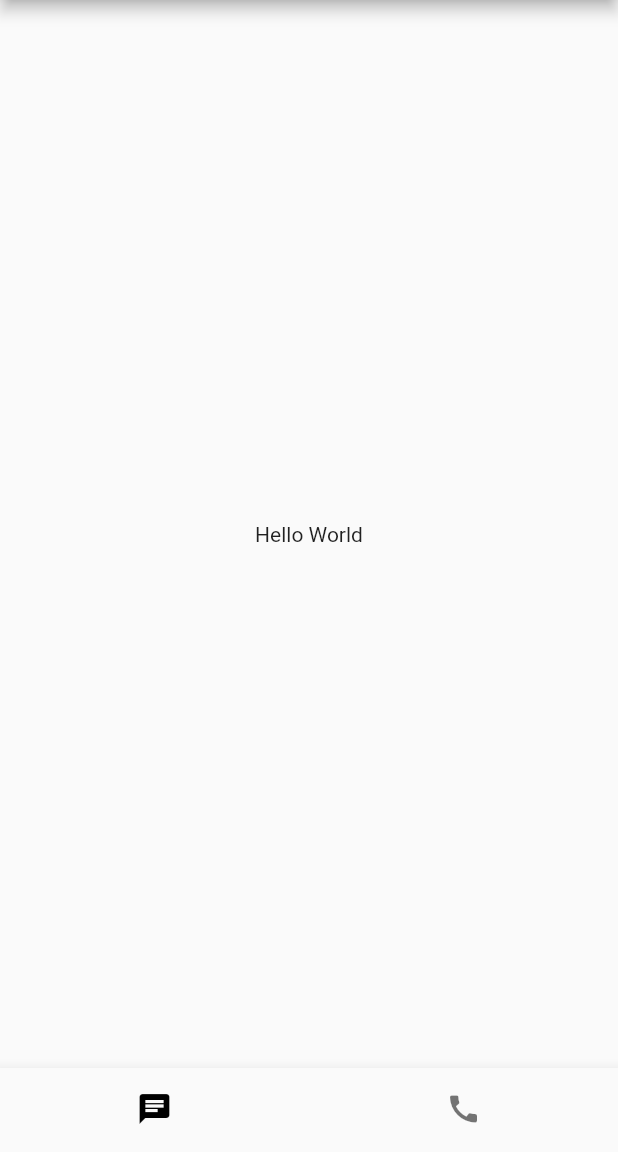
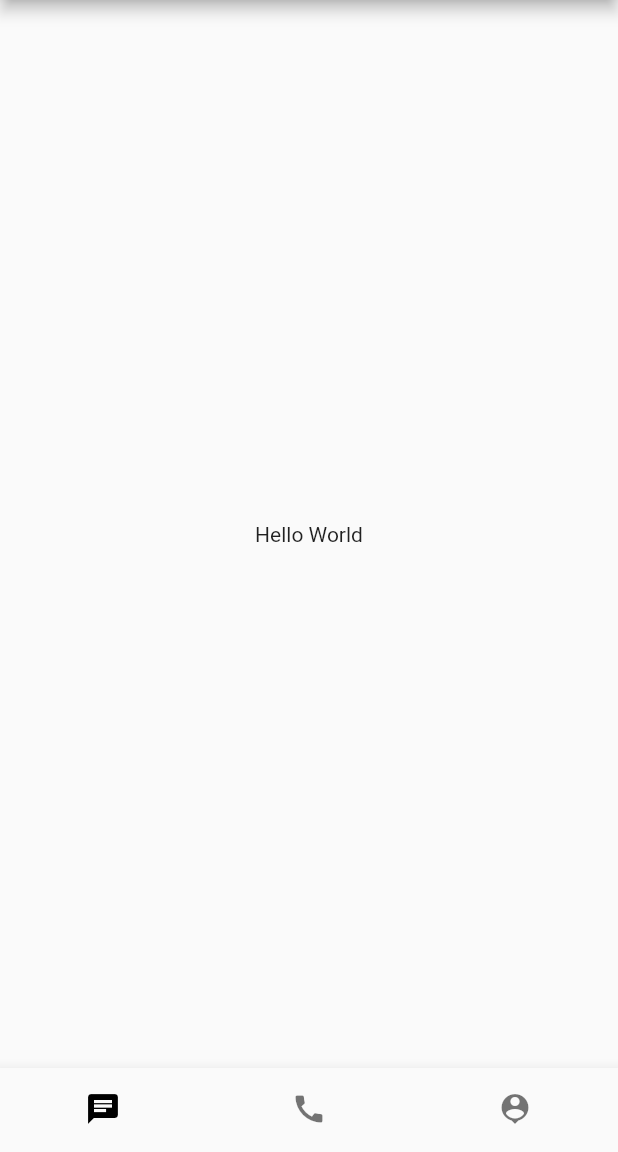
Before and after one commit to 0xV4L3NT1N3/whatsgram, a Flutter app: the screen it shows after launch, on a phone screen of 412 x 824 dp, the part 84-1236 px from its top. Run offline on Flutter 3.47's test engine with Material 2 defaults, Android fonts, the phone set to English and light mode, and no system bars.

Commit message:
Added Profile Navigation

```diff
--- a/lib/main.dart
+++ b/lib/main.dart
@@ -43,11 +43,15 @@ void main() {
           items: const <BottomNavigationBarItem>[
             BottomNavigationBarItem(
               icon: Icon(Icons.chat),
-              label: 'Home',
+              label: 'Chat',
             ),
             BottomNavigationBarItem(
               icon: Icon(Icons.call),
-              label: 'Business',
+              label: 'Call',
+            ),
+            BottomNavigationBarItem(
+              icon: Icon(Icons.person_pin),
+              label: 'Profile',
             ),
           ],
           selectedItemColor: Colors.black,
```
